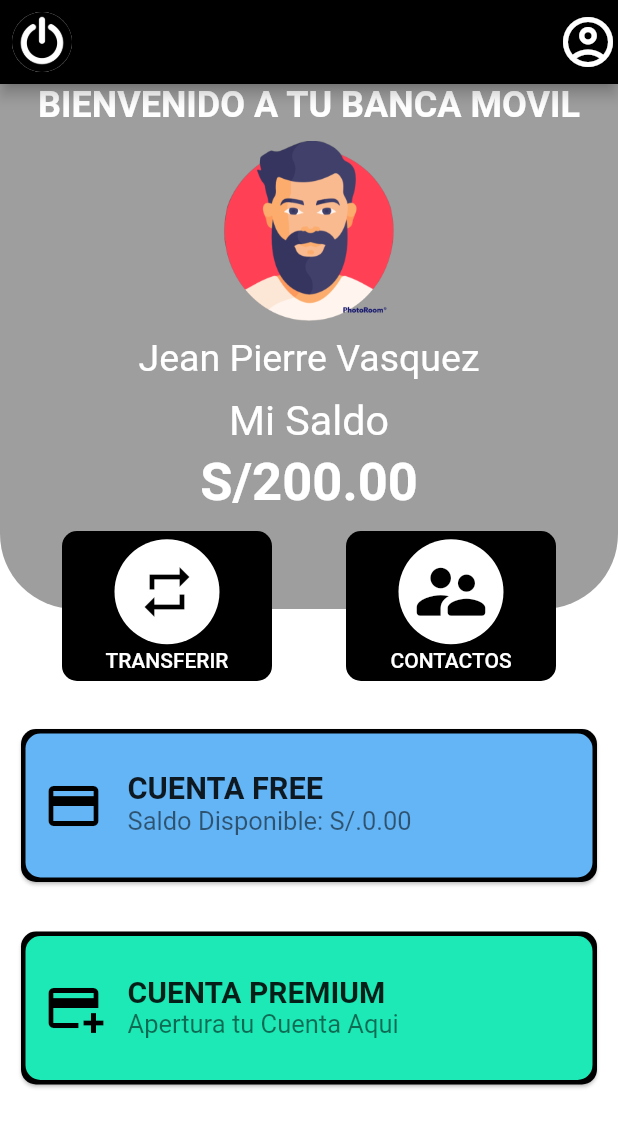
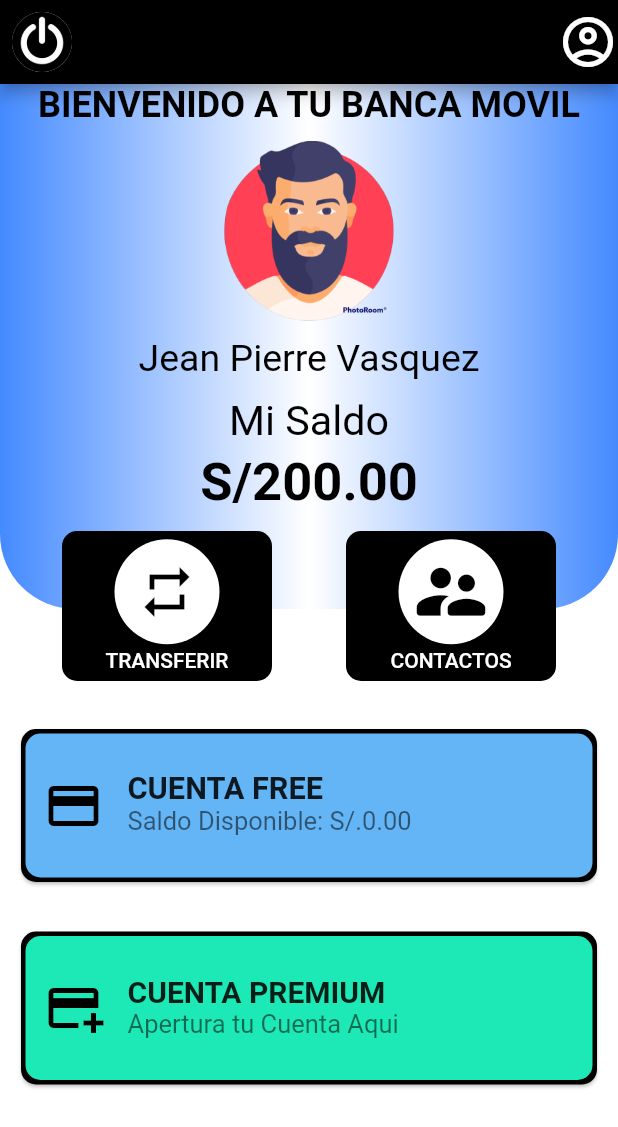
Before and after one commit to Nil-Medina/flutter_banca_movil, a Flutter app: the Home screen opened directly, on a phone screen of 412 x 824 dp. Shown: the top 1127 px of the screen. Run offline on Flutter 3.47's test engine with Material 2 defaults, Android fonts, the phone set to English and light mode, and no system bars; our stand-ins replace firebase_auth, firebase_core, flutter_easyloading; missing offline and left inert: dart:html; accounts and stored records are empty.

Commit message:
version1

```diff
--- a/lib/componentes/inicio.dart
+++ b/lib/componentes/inicio.dart
@@ -140,7 +140,9 @@ class TitleBody extends StatelessWidget {
       //alignment: Alignment.centerLeft,
       decoration: const BoxDecoration(
         //color: Color.fromRGBO(196, 196, 196, 1),
-        color: Colors.grey,
+        gradient: LinearGradient(
+          colors: [Colors.blueAccent, Colors.white, Colors.blueAccent],
+        ),
         borderRadius: BorderRadius.only(
           bottomLeft: Radius.circular(50),
           bottomRight: Radius.circular(50),
@@ -187,7 +189,7 @@ class TitleBody extends StatelessWidget {
               "BIENVENIDO A TU BANCA MOVIL",
               style: TextStyle(
                 fontSize: 24,
-                color: Colors.white,
+                color: Colors.black,
                 fontWeight: FontWeight.bold,
               ),
             ),
@@ -219,7 +221,7 @@ class TitleBody extends StatelessWidget {
           const Text(
             "Jean Pierre Vasquez",
             style: TextStyle(
-              color: Colors.white,
+              color: Colors.black,
               fontSize: 25,
             ),
           ),
@@ -236,7 +238,7 @@ class TitleBody extends StatelessWidget {
                   "Mi Saldo",
                   style: TextStyle(
                     fontSize: 27.5,
-                    color: Colors.white,
+                    color: Colors.black,
                   ),
                 ),
                 SizedBox(
@@ -246,7 +248,7 @@ class TitleBody extends StatelessWidget {
                   "S/200.00",
                   style: TextStyle(
                       fontSize: 35,
-                      color: Colors.white,
+                      color: Colors.black,
                       fontWeight: FontWeight.bold),
                 ),
               ],
```
Also changed, not shown: lib/main.dart (+10 -1 lines).
